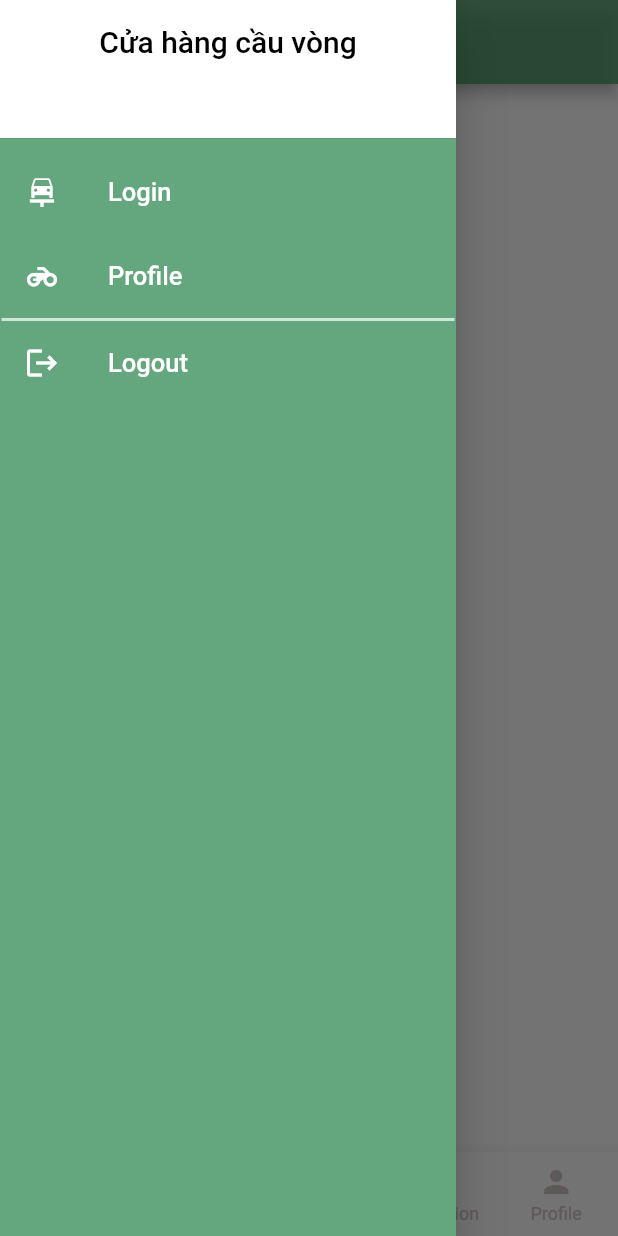
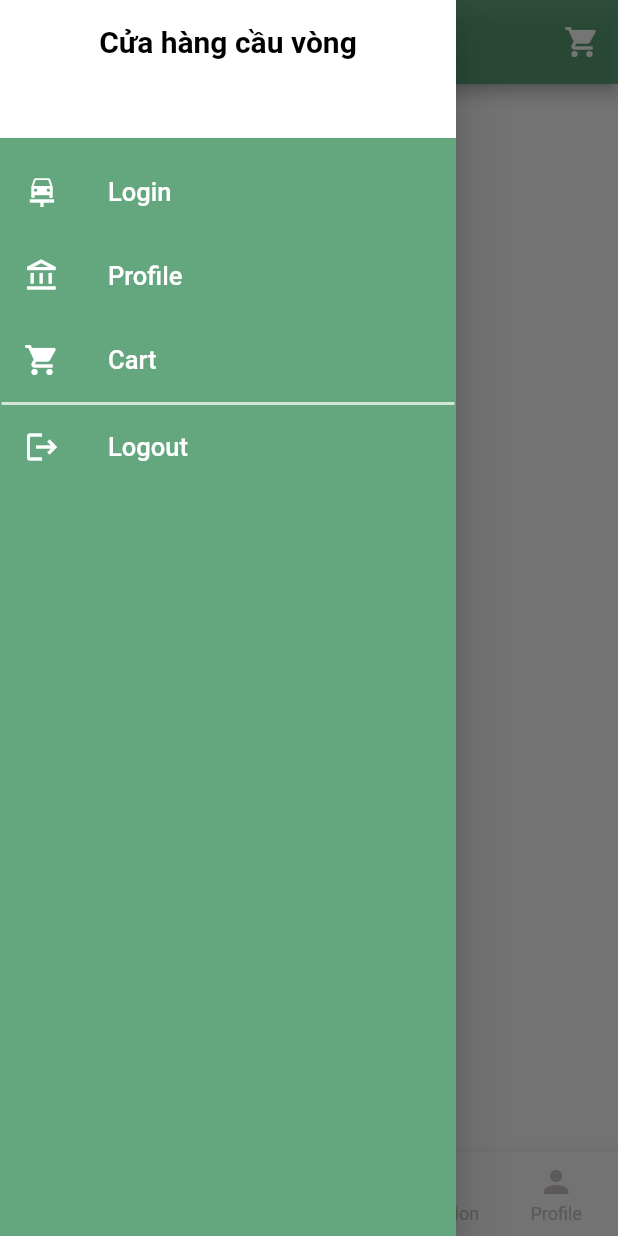
Before and after one commit to phanmainhuy/CauVongStoreMobile, a Flutter app: the HomePage screen opened directly, with the side drawer open, on a phone screen of 412 x 824 dp. Run offline on Flutter 3.47's test engine with Material 2 defaults, Android fonts, the phone set to English and light mode, and no system bars; our stand-ins replace shared_preferences; accounts and stored records are empty.

Commit message:
add some page class

```diff
--- a/lib/src/components/my_button.dart
+++ b/lib/src/components/my_button.dart
@@ -13,12 +13,11 @@ class MyButton extends StatelessWidget {
       height: 45,
       width: double.infinity,
       child: ElevatedButton(
+        onPressed: onPressed,
         child: Text(
           name,
           style: const TextStyle(color: Colors.white),
         ),
-        // color: const Color(0xff746bc9),
-        onPressed: onPressed,
       ),
     );
   }
--- a/lib/src/screen/home/home_page.dart
+++ b/lib/src/screen/home/home_page.dart
@@ -1,3 +1,4 @@
+import 'package:cauvongstore_mobile/src/screen/cart/cart_page.dart';
 import 'package:flutter/material.dart';
 
 import '../../resources/app_color.dart';
@@ -26,6 +27,18 @@ class _HomePageState extends State<HomePage> {
       appBar: AppBar(
         title: Text('Home Page'),
         backgroundColor: AppColor.kPrimaryColor,
+        actions: <Widget>[
+          IconButton(
+            icon: const Icon(
+              Icons.shopping_cart,
+              color: Colors.white,
+            ),
+            onPressed: () {
+              Navigator.push(
+                  context, MaterialPageRoute(builder: (context) => CartPage()));
+            },
+          )
+        ],
       ),
       drawer: NavDrawerWidget(),
       bottomNavigationBar: BottomNavigationBar(
@@ -48,11 +61,11 @@ class _HomePageState extends State<HomePage> {
             label: "Products",
           ),
           BottomNavigationBarItem(
-            icon: Icon(Icons.pages),
+            icon: Icon(Icons.discount),
             label: "Promotion",
           ),
           BottomNavigationBarItem(
-            icon: Icon(Icons.badge),
+            icon: Icon(Icons.shopping_cart),
             label: "Cart",
           ),
           BottomNavigationBarItem(
--- a/lib/src/screen/home/nav_drawer_widget.dart
+++ b/lib/src/screen/home/nav_drawer_widget.dart
@@ -1,3 +1,4 @@
+import 'package:cauvongstore_mobile/src/screen/cart/cart_page.dart';
 import 'package:cauvongstore_mobile/src/screen/login/login_page.dart';
 import 'package:cauvongstore_mobile/src/screen/profile/profile_page.dart';
 import 'package:flutter/material.dart';
@@ -40,14 +41,12 @@ class NavDrawerWidget extends StatelessWidget {
                     textAlign: TextAlign.center,
                     style: TextStyle(
                       color: Colors.black,
-                      // fontWeight:FontWeight.w600,
+                      fontWeight: FontWeight.w600,
                       fontSize: 20,
                     ),
                   ),
                 ),
               ),
-              //const SizedBox (height: 10),
-              //padding:padding,
               buildMenuItem(
                 text: 'Login',
                 icon: Icons.car_repair,
@@ -56,57 +55,19 @@ class NavDrawerWidget extends StatelessWidget {
               // //const SizedBox (height: 20),
               buildMenuItem(
                 text: "Profile",
-                icon: Icons.motorcycle,
+                icon: Icons.account_balance_outlined,
                 onClicked: () => selectedItem(context, 1),
               ),
-              // //const SizedBox (height: 20),
-              // buildMenuItem(
-              //   text: "Customer List",
-              //   icon: Icons.person,
-              //   onClicked: () => selectedItem (context,2),
-              // ),
-              // //const SizedBox (height: 20),
-              // buildMenuItem(
-              //   text: "Vehicle Fees",
-              //   icon: Icons.alarm,
-              //   onClicked: () => selectedItem (context,3),
-              // ),
-              // //const SizedBox (height: 20),
-              // buildMenuItem(
-              //   text: "Vehicle Registration",
-              //   icon: Icons.app_registration,
-              //   onClicked: () => selectedItem (context,4),
-              // ),
-              // //const SizedBox (height: 10),
-              // buildMenuItem(
-              //   text: "Customer Registration",
-              //   icon:Icons.person,
-              //   onClicked: () => selectedItem (context,5),
-              // ),
-              // //const SizedBox (height: 20),
-              // buildMenuItem(
-              //   text: "Vehicle Rental Registration",
-              //   icon:Icons.doorbell,
-              //   onClicked: () => selectedItem (context,6),
-              // ),
-              // //const SizedBox (height: 20),
-              // buildMenuItem(
-              //   text: "Repair Vehicle Registration",
-              //   icon:  Icons.home_repair_service,
-              //   onClicked: () => selectedItem (context,7),
-              // ),
-
-              // buildMenuItem(
-              //   text: "Event Calendar",
-              //   icon: Icons.calendar_today_outlined,
-              //   onClicked: () => selectedItem (context,8),
-              // ),
+              buildMenuItem(
+                  text: 'Cart',
+                  icon: Icons.shopping_cart,
+                  onClicked: () => selectedItem(context, 2)),
               SizedBox(
                 height: 2.0,
-                child: new Center(
-                  child: new Container(
+                child: Center(
+                  child: Container(
                     margin:
-                        new EdgeInsetsDirectional.only(start: 1.0, end: 1.0),
+                        const EdgeInsetsDirectional.only(start: 1.0, end: 1.0),
                     height: 5.0,
                     color: Colors.white70,
                   ),
@@ -126,13 +87,13 @@ class NavDrawerWidget extends StatelessWidget {
 
   Widget buildMenuItem(
       {required String text, required IconData icon, VoidCallback? onClicked}) {
-    final color = Colors.white;
-    final hoverColor = Colors.white70;
+    const color = Colors.white;
+    const hoverColor = Colors.white70;
 
     return ListTile(
       leading: Icon(icon, color: color),
       title: Text(text,
-          style: TextStyle(
+          style: const TextStyle(
             fontSize: 17,
             color: color,
           )),
@@ -157,7 +118,7 @@ void selectedItem(BuildContext context, int index) {
       break;
     case 2:
       Navigator.of(context).push(MaterialPageRoute(
-        builder: (context) => const LoginPage(),
+        builder: (context) => const CartPage(),
       ));
       break;
     case 3:
```
Also changed, not shown: lib/src/screen/cart/cart_page.dart (added, +23 -0 lines), lib/src/screen/search/search_page.dart (added, +23 -0 lines).
